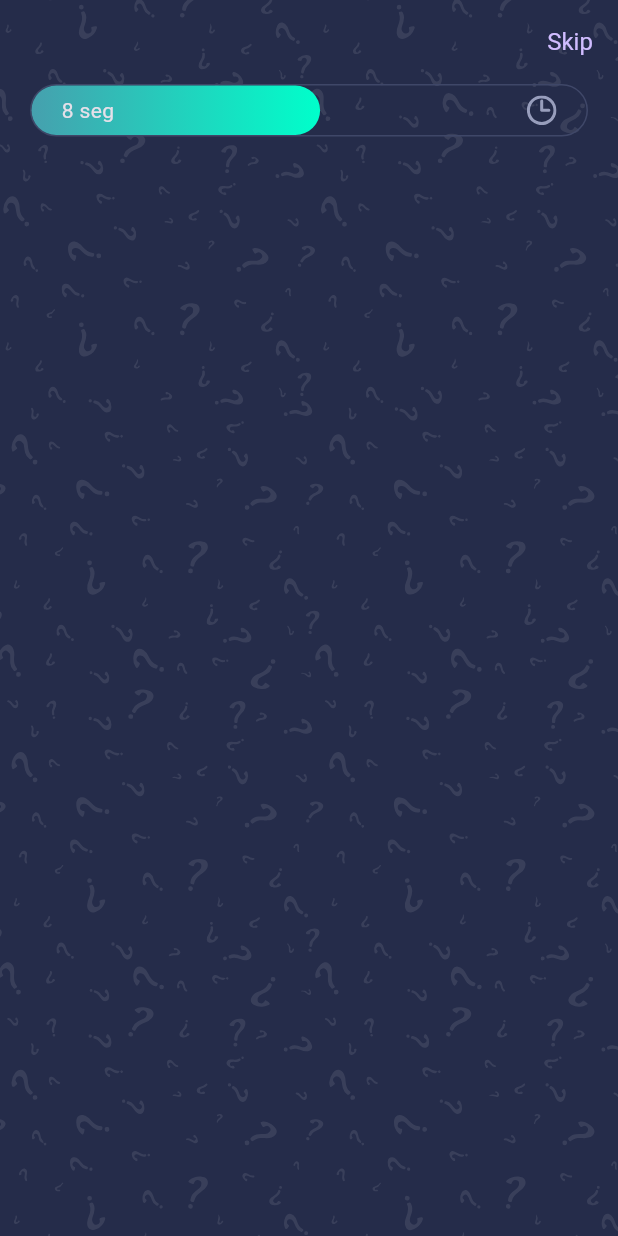
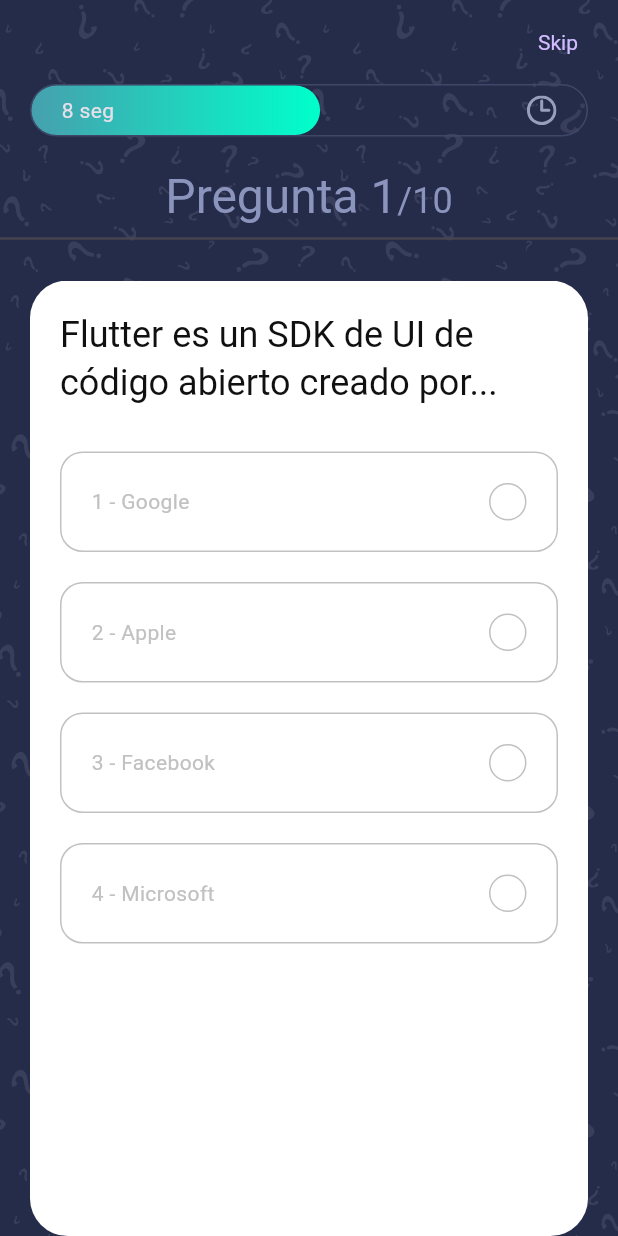
Before and after one commit to DieCau/flutter-quiz-app, a Flutter app: the screen it shows after launch, on a phone screen of 412 x 824 dp. Run offline on Flutter 3.47's test engine with Material 3 defaults, Android fonts, the phone set to English and light mode, and no system bars; our stand-ins replace flutter_svg, get.

Commit message:
Question Card Widget

```diff
--- a/lib/src/controllers/question_controller.dart
+++ b/lib/src/controllers/question_controller.dart
@@ -1,6 +1,7 @@
 
 import 'package:flutter/material.dart';
 import 'package:get/get.dart';
+import 'package:quizz_app/src/models/questions.dart';
 
 class QuestionController extends GetxController with GetSingleTickerProviderStateMixin {
 
@@ -8,6 +9,18 @@ class QuestionController extends GetxController with GetSingleTickerProviderStat
   late Animation _animation;
 
   Animation get animation => _animation;
+
+  final List<Question> _questions = sampleData
+  .map(
+    (question) => Question(
+    id: question['id'],
+    answer: question['answer_index'],
+    question: question['question'],
+    options: question['options'])
+    ).toList();
+
+    List<Question> get questions => _questions;
+
 
   @override
   void onInit() {
--- a/lib/src/models/questions.dart
+++ b/lib/src/models/questions.dart
@@ -14,7 +14,7 @@ class Question {
 const List sampleData = [
   {
     'id'       : 1,
-    'question' : 'Flutter es un SDK de Interfaz de Usuario de Código Abierto creado por...',
+    'question' : 'Flutter es un SDK de UI de código abierto creado por...',
     'options'   : ['Google', 'Apple', 'Facebook', 'Microsoft'],
     'answer_index' : 1,
   },
--- a/lib/src/pages/quizz_page.dart
+++ b/lib/src/pages/quizz_page.dart
@@ -17,10 +17,13 @@ class QuizzPage extends StatelessWidget {
         backgroundColor: Colors.transparent,
         elevation: 0,
         actions: [
-          TextButton(
-            onPressed: () { print('Holaaaaaa'); },
-            style: TextButton.styleFrom(textStyle: const TextStyle(fontSize: 16)),
-            child: const Text('Skip'),
+          Padding(
+            padding: const EdgeInsets.symmetric(horizontal: 8.0),
+            child: TextButton(
+              onPressed: () { print('Holaaaaaa'); },
+              style: TextButton.styleFrom(textStyle: const TextStyle(fontSize: 14)),
+              child: const Text('Skip'),
+            ),
           ),
         ],
       ),
--- a/lib/src/pages/welcome_page.dart
+++ b/lib/src/pages/welcome_page.dart
@@ -21,7 +21,7 @@ class WelcomePage extends StatelessWidget {
                 children: [
                   const Spacer(flex: 2),
                   Text('Vamos a QuizzAR,',
-                    style: Theme.of(context).textTheme.headlineLarge?.copyWith(color: Colors.white, fontWeight: FontWeight.bold)
+                    style: Theme.of(context).textTheme.headlineLarge!.copyWith(color: Colors.white, fontWeight: FontWeight.bold)
                   ),
                   const Text('Ingresa Tu Información para Jugar...'),
                   const Spacer(),
--- a/lib/src/widgets/body_quizz.dart
+++ b/lib/src/widgets/body_quizz.dart
@@ -1,28 +1,65 @@
 import 'package:flutter/material.dart';
 import 'package:flutter_svg/flutter_svg.dart';
+import 'package:get/get.dart';
+import 'package:quizz_app/src/controllers/question_controller.dart';
 import 'package:quizz_app/src/widgets/progress_bar.dart';
+import 'package:quizz_app/src/widgets/question_card.dart';
 
 class BodyQuizz extends StatelessWidget {
   const BodyQuizz({super.key});
 
   @override
   Widget build(BuildContext context) {
+
+    QuestionController _questionController = Get.put(QuestionController());
+
     return Stack(
       children: [
         SvgPicture.asset("assets/icons/bg.svg", fit: BoxFit.cover, width: double.infinity,),
-        const SafeArea(
-          child: Padding(
-            padding: EdgeInsets.symmetric(horizontal: 20),
-            child: Column(
-              children: [
-                ProgressBar(),
-              ],
-            )
+        SafeArea(
+          child: Column(
+            children: [
+              const Padding(
+                padding: EdgeInsets.symmetric(horizontal: 20),
+                child: ProgressBar(),
+              ),
+              const SizedBox(height: 20,),
+              Padding(
+                padding: const EdgeInsets.symmetric(horizontal: 20),
+                child: RichText(
+                  text: TextSpan(
+                    text: 'Pregunta 1',
+                    style: Theme.of(context)
+                    .textTheme
+                    .headlineLarge!
+                    .copyWith(color: const Color(0xFF8B94BC)),
+                    children: [
+                      TextSpan(
+                        text: '/10',
+                        style: Theme.of(context)
+                          .textTheme
+                          .headlineSmall!
+                          .copyWith(color: const Color(0xFF8B94BC))
+                      )
+                    ]
+                  )
+                ),
+              ),
+              const Divider(
+                thickness: 1.5,
+              ),
+              const SizedBox(height: 20,),
+              Expanded(
+                child: PageView.builder(
+                  itemCount: _questionController.questions.length,
+                  itemBuilder: (context, index) => QuestionCard(
+                    question: _questionController.questions[index]),
+                  )
+                ),
+            ],
           )
         )
       ]
     );
-
-
   }
 }
--- /dev/null
+++ b/lib/src/widgets/option.dart
@@ -0,0 +1,47 @@
+import 'package:flutter/material.dart';
+
+class Option extends StatelessWidget {
+
+  final String text;
+  final int index;
+  final VoidCallback press;
+
+
+  const Option({
+    super.key,
+    required this.text,
+    required this.index,
+    required this.press,
+  });
+
+  @override
+  Widget build(BuildContext context) {
+    return InkWell(
+      onTap: press,
+      child: Container(
+        margin: const EdgeInsets.only(top: 20),
+        padding: const EdgeInsets.all(20),
+        decoration: BoxDecoration(
+            border: Border.all(color: const Color(0xFFC1C1C1)),
+            borderRadius: BorderRadius.circular(15)),
+        child: Row(
+          mainAxisAlignment: MainAxisAlignment.spaceBetween,
+          children: [
+            Text(
+              '${index + 1} - $text',
+              style: const TextStyle(fontSize: 14, color: Color(0xFFC1C1C1)),
+            ),
+            Container(
+              height: 25,
+              width: 25,
+              decoration: BoxDecoration(
+                borderRadius: BorderRadius.circular(50),
+                border: Border.all(color: const Color(0xFFC1C1C1)),
+              ),
+            ),
+          ],
+        ),
+      ),
+    );
+  }
+}
--- /dev/null
+++ b/lib/src/widgets/question_card.dart
@@ -0,0 +1,42 @@
+import 'package:flutter/material.dart';
+import 'package:quizz_app/src/models/questions.dart';
+import 'package:quizz_app/src/widgets/option.dart';
+class QuestionCard extends StatelessWidget {
+
+  final Question question;
+
+  const QuestionCard({
+    super.key,
+    required this.question,
+  });
+
+  @override
+  Widget build(BuildContext context) {
+    return Container(
+      margin: const EdgeInsets.symmetric(horizontal: 20),
+      padding: const EdgeInsets.all(20),
+      decoration: BoxDecoration(
+        color: Colors.white,
+        borderRadius: BorderRadius.circular(25),
+      ),
+      child: Column(
+        children: [
+          Text(question.question,
+              style: Theme.of(context)
+                  .textTheme
+                  .headlineSmall!
+                  .copyWith(color: const Color(0xFF101010))),
+          const SizedBox(
+            height: 10,
+          ),
+         ...List.generate(question.options.length, (index) => Option(
+              text: question.options[index],
+              index: index,
+              press: (){}
+            ),
+          )
+        ],
+      ),
+    );
+  }
+}
```
